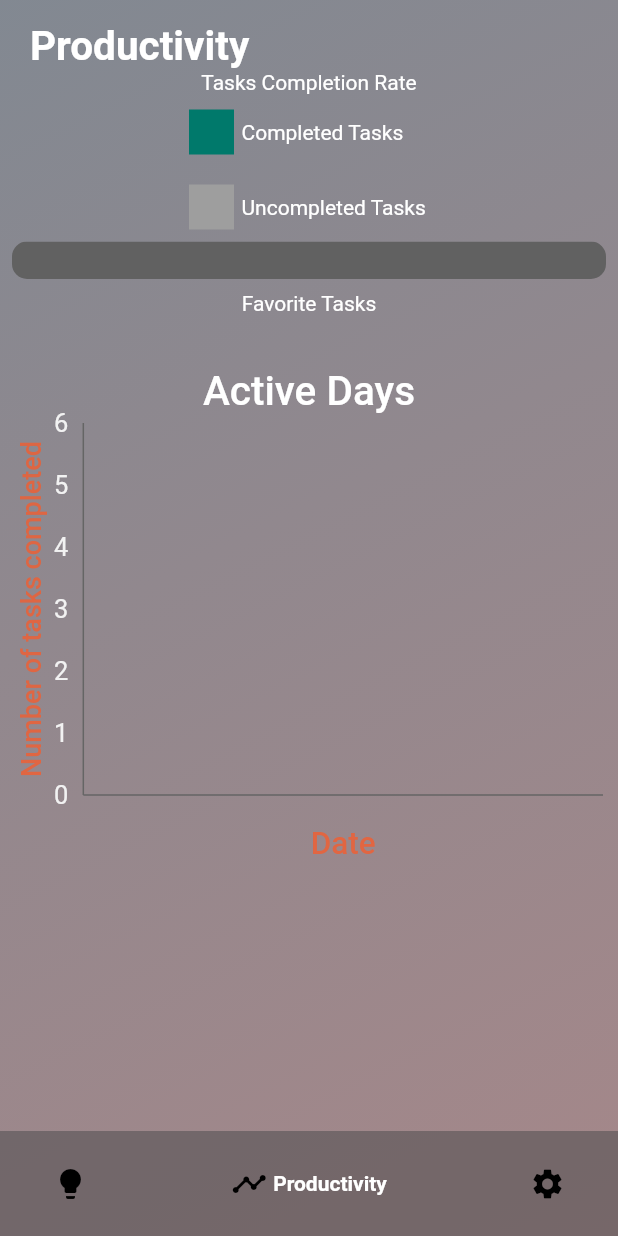
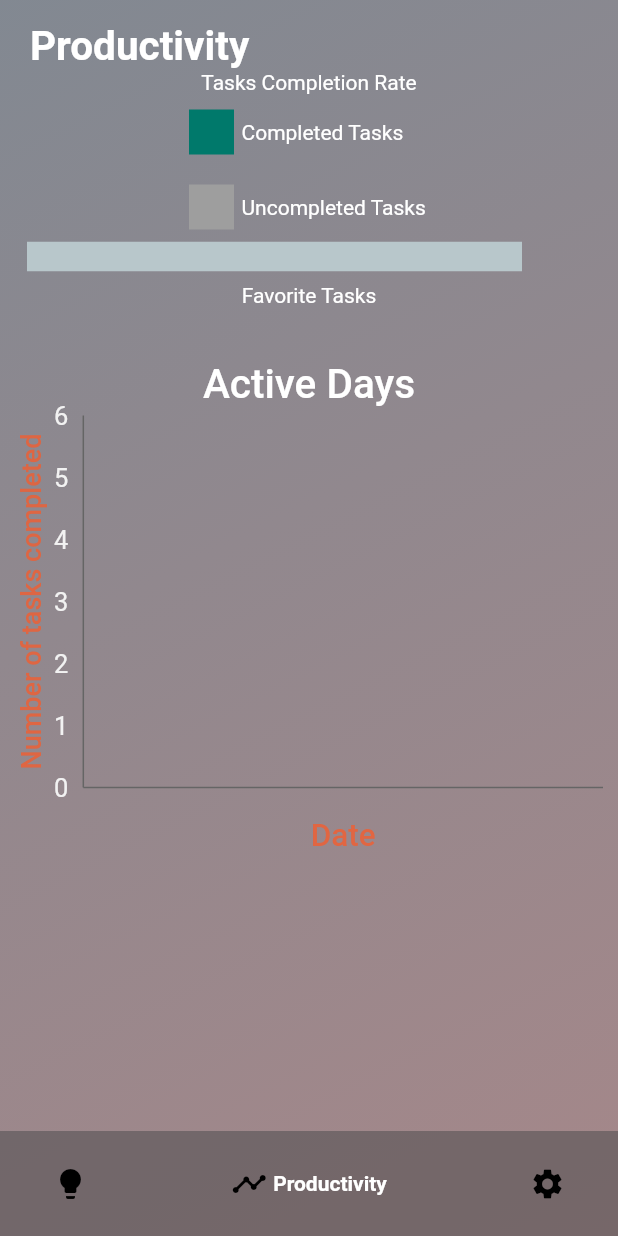
Before and after one commit to nathan-young1/idealog, a Flutter app: the screen it shows after launch, swiped to page 2, on a phone screen of 412 x 824 dp. Run offline on Flutter 3.47's test engine with Material 2 defaults, Android fonts, the phone set to English and light mode, and no system bars; drawn by our look-alikes of google_nav_bar, percent_indicator; our stand-ins replace firebase_auth, firebase_core, flutter_screenutil, font_awesome_flutter, google_sign_in, sleek_circular_slider and 2 more; accounts and stored records are empty.

Commit message:
todays code

```diff
--- a/lib/application-menu/menuPageView.dart
+++ b/lib/application-menu/menuPageView.dart
@@ -41,7 +41,8 @@ class _MenuPageViewState extends State<MenuPageView> {
       Provider<ProductivityManager>.value(value: ProductivityManager(context: context)),
       FutureProvider<List<AnalyticsData>>.value(
       initialData: [],
-      value: AnalyticsSql.readAnalytics())
+      value: AnalyticsSql.readAnalytics(),
+      catchError: (_,__)=>[])
       ],
       child: SafeArea(
           child: Container(
--- a/lib/productivity/ui/productivity.dart
+++ b/lib/productivity/ui/productivity.dart
@@ -3,6 +3,7 @@ import 'package:font_awesome_flutter/font_awesome_flutter.dart';
 import 'package:idealog/analytics/analyticsSql.dart';
 import 'package:idealog/core-models/ideasModel.dart';
 import 'package:idealog/productivity/code/productivityManager.dart';
+import 'package:percent_indicator/linear_percent_indicator.dart';
 import 'package:provider/provider.dart';
 import 'package:syncfusion_flutter_charts/charts.dart';
 
@@ -15,6 +16,7 @@ class _ProductivityState extends State<Productivity> {
 
   @override
   Widget build(BuildContext context) {
+    double completionRate = Provider.of<ProductivityManager>(context).getCompletionRate();
     return Column(
       mainAxisSize: MainAxisSize.max,
       crossAxisAlignment: CrossAxisAlignment.start,
@@ -31,7 +33,8 @@ class _ProductivityState extends State<Productivity> {
                 padding: const EdgeInsets.all(8.0),
                 child: ClipRRect(
                   borderRadius: BorderRadius.circular(10),
-                  child: LinearProgressIndicator(minHeight: 25,value: Provider.of<ProductivityManager>(context).getCompletionRate())),
+                  child: LinearPercentIndicator(percent: completionRate,lineHeight: 20,width: 350,widgetIndicator: Text('${completionRate.toInt()}'),)),
+                  // child: LinearProgressIndicator(minHeight: 25,value: Provider.of<ProductivityManager>(context).getCompletionRate())),
               ),
               FavoriteTask(),
               SizedBox(height: 25),
--- a/pubspec.yaml
+++ b/pubspec.yaml
@@ -43,6 +43,7 @@ dependencies:
   shared_preferences: ^2.0.5
   package_info: ^2.0.0
   date_time_picker: ^2.0.0
+  percent_indicator: ^3.0.1
 
 
   # The following adds the Cupertino Icons font to your application.
```
Also changed, not shown: pubspec.lock.
